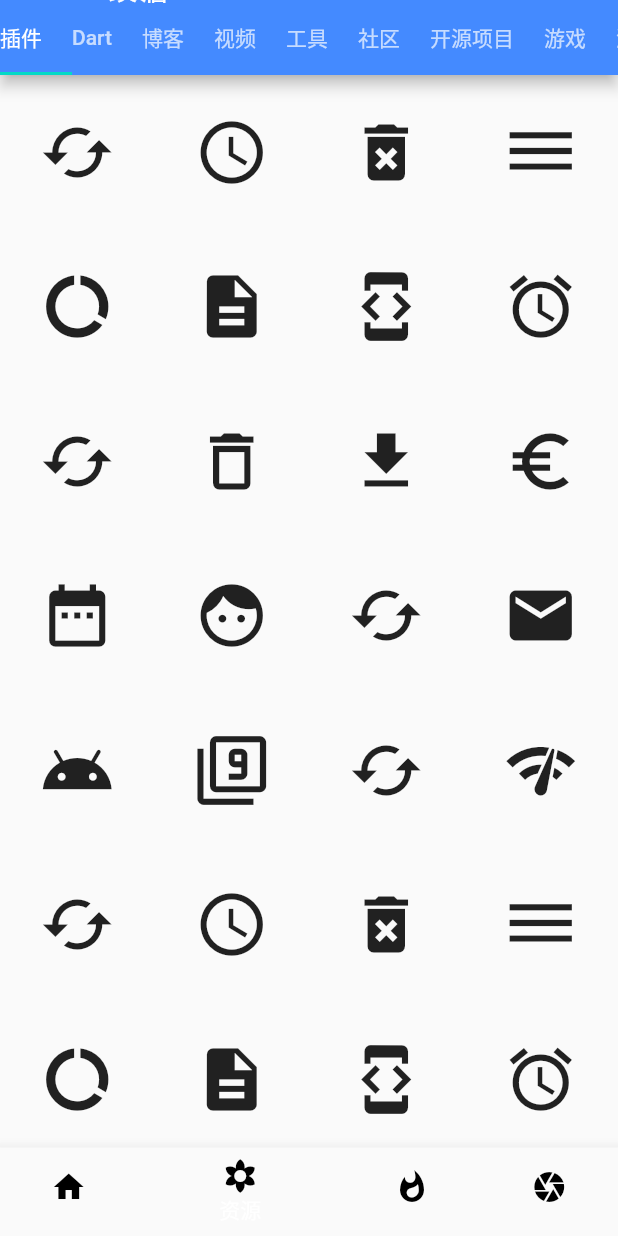
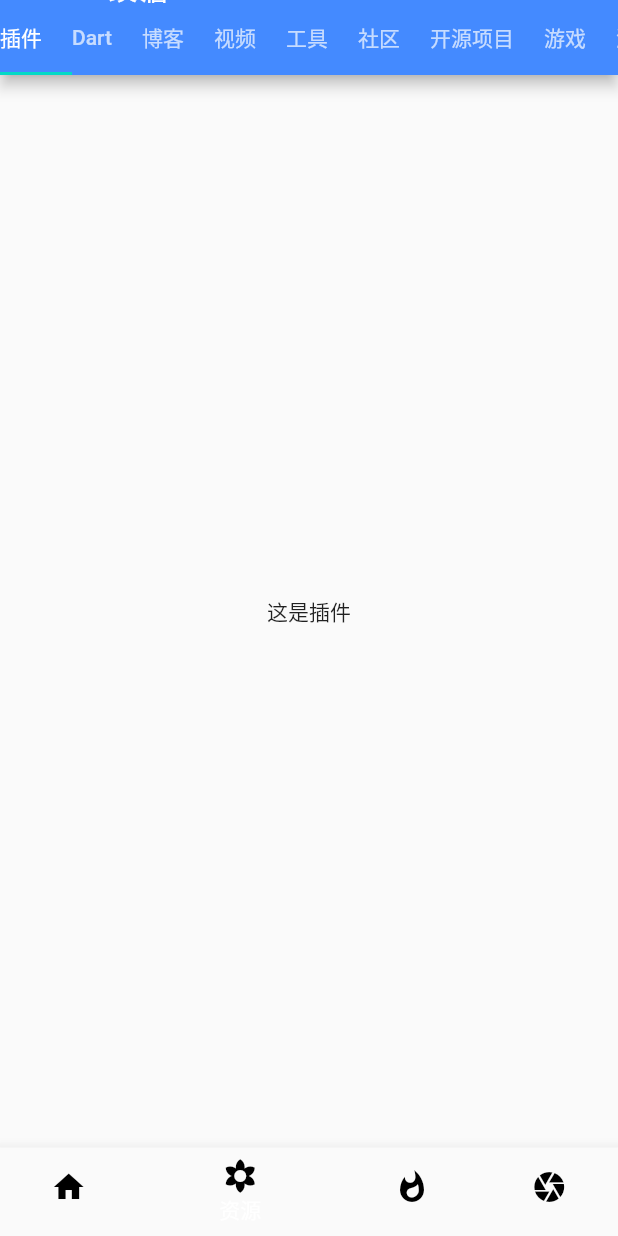
Before and after one commit to esirioneyibo/flutter_study_app, a Flutter app: the screen it shows after launch, item 2 of the bottom bar chosen, on a phone screen of 412 x 824 dp. Run offline on Flutter 3.47's test engine with Material 2 defaults, Android fonts, the light colour scheme and no system bars.

Commit message:
dart界面

```diff
--- a/lib/models/top_navigator_item.dart
+++ b/lib/models/top_navigator_item.dart
@@ -1,6 +1,7 @@
 import 'package:flutter/cupertino.dart';
 import 'package:flutter_study_app/pages/study/blog.dart';
 import 'package:flutter_study_app/pages/study/community.dart';
+import 'package:flutter_study_app/pages/study/dart.dart';
 import 'package:flutter_study_app/pages/study/game.dart';
 import 'package:flutter_study_app/pages/study/game_engine.dart';
 import 'package:flutter_study_app/pages/study/other.dart';
@@ -20,11 +21,7 @@ class TopNavigatorItem {
 
   static var topItems = [
     TopNavigatorItem('插件', PluginsScreen()),
-    TopNavigatorItem(
-        'Dart',
-        Center(
-          child: Text('Dart'),
-        )),
+    TopNavigatorItem('Dart', DartScreen()),
     TopNavigatorItem('博客', BlogScreen()),
     TopNavigatorItem('视频', VideosScreen()),
     TopNavigatorItem('工具', ToolsScreen()),
--- /dev/null
+++ b/lib/pages/study/dart.dart
@@ -0,0 +1,10 @@
+import 'package:flutter/material.dart';
+
+class DartScreen extends StatelessWidget {
+  @override
+  Widget build(BuildContext context) {
+    return Scaffold(
+      body: Center(child: Text('这是dart')),
+    );
+  }
+}
--- a/lib/pages/study/plugins.dart
+++ b/lib/pages/study/plugins.dart
@@ -3,55 +3,50 @@ import 'package:flutter/material.dart';
 class PluginsScreen extends StatelessWidget {
   @override
   Widget build(BuildContext context) {
-    var posts = <Widget>[
-      Icon(Icons.cached, size: 50),
-      Icon(Icons.access_time, size: 50),
-      Icon(Icons.delete_forever, size: 50),
-      Icon(Icons.dehaze, size: 50),
-      Icon(Icons.data_usage, size: 50),
-      Icon(Icons.description, size: 50),
-      Icon(Icons.developer_mode, size: 50),
-      Icon(Icons.access_alarms, size: 50),
-      Icon(Icons.cached, size: 50),
-      Icon(Icons.delete_outline, size: 50),
-      Icon(Icons.get_app, size: 50),
-      Icon(Icons.euro_symbol, size: 50),
-      Icon(Icons.date_range, size: 50),
-      Icon(Icons.face, size: 50),
-      Icon(Icons.cached, size: 50),
-      Icon(Icons.email, size: 50),
-      Icon(Icons.android, size: 50),
-      Icon(Icons.filter_9, size: 50),
-      Icon(Icons.cached, size: 50),
-      Icon(Icons.network_check, size: 50),
-      Icon(Icons.cached, size: 50),
-      Icon(Icons.access_time, size: 50),
-      Icon(Icons.delete_forever, size: 50),
-      Icon(Icons.dehaze, size: 50),
-      Icon(Icons.data_usage, size: 50),
-      Icon(Icons.description, size: 50),
-      Icon(Icons.developer_mode, size: 50),
-      Icon(Icons.access_alarms, size: 50),
-      Icon(Icons.cached, size: 50),
-      Icon(Icons.delete_outline, size: 50),
-      Icon(Icons.get_app, size: 50),
-      Icon(Icons.euro_symbol, size: 50),
-      Icon(Icons.date_range, size: 50),
-      Icon(Icons.face, size: 50),
-      Icon(Icons.cached, size: 50),
-      Icon(Icons.email, size: 50),
-      Icon(Icons.android, size: 50),
-      Icon(Icons.filter_9, size: 50),
-      Icon(Icons.cached, size: 50),
-      Icon(Icons.network_check, size: 50),
-    ];
+//    var posts = <Widget>[
+//      Icon(Icons.cached, size: 50),
+//      Icon(Icons.access_time, size: 50),
+//      Icon(Icons.delete_forever, size: 50),
+//      Icon(Icons.dehaze, size: 50),
+//      Icon(Icons.data_usage, size: 50),
+//      Icon(Icons.description, size: 50),
+//      Icon(Icons.developer_mode, size: 50),
+//      Icon(Icons.access_alarms, size: 50),
+//      Icon(Icons.cached, size: 50),
+//      Icon(Icons.delete_outline, size: 50),
+//      Icon(Icons.get_app, size: 50),
+//      Icon(Icons.euro_symbol, size: 50),
+//      Icon(Icons.date_range, size: 50),
+//      Icon(Icons.face, size: 50),
+//      Icon(Icons.cached, size: 50),
+//      Icon(Icons.email, size: 50),
+//      Icon(Icons.android, size: 50),
+//      Icon(Icons.filter_9, size: 50),
+//      Icon(Icons.cached, size: 50),
+//      Icon(Icons.network_check, size: 50),
+//      Icon(Icons.cached, size: 50),
+//      Icon(Icons.access_time, size: 50),
+//      Icon(Icons.delete_forever, size: 50),
+//      Icon(Icons.dehaze, size: 50),
+//      Icon(Icons.data_usage, size: 50),
+//      Icon(Icons.description, size: 50),
+//      Icon(Icons.developer_mode, size: 50),
+//      Icon(Icons.access_alarms, size: 50),
+//      Icon(Icons.cached, size: 50),
+//      Icon(Icons.delete_outline, size: 50),
+//      Icon(Icons.get_app, size: 50),
+//      Icon(Icons.euro_symbol, size: 50),
+//      Icon(Icons.date_range, size: 50),
+//      Icon(Icons.face, size: 50),
+//      Icon(Icons.cached, size: 50),
+//      Icon(Icons.email, size: 50),
+//      Icon(Icons.android, size: 50),
+//      Icon(Icons.filter_9, size: 50),
+//      Icon(Icons.cached, size: 50),
+//      Icon(Icons.network_check, size: 50),
+//    ];
     return Scaffold(
-      body: Center(
-        child: GridView.count(
-          crossAxisCount: 4,
-          children: posts,
-        ),
-      ),
+      body: Center(child: Text('这是插件')),
     );
   }
 }
```
